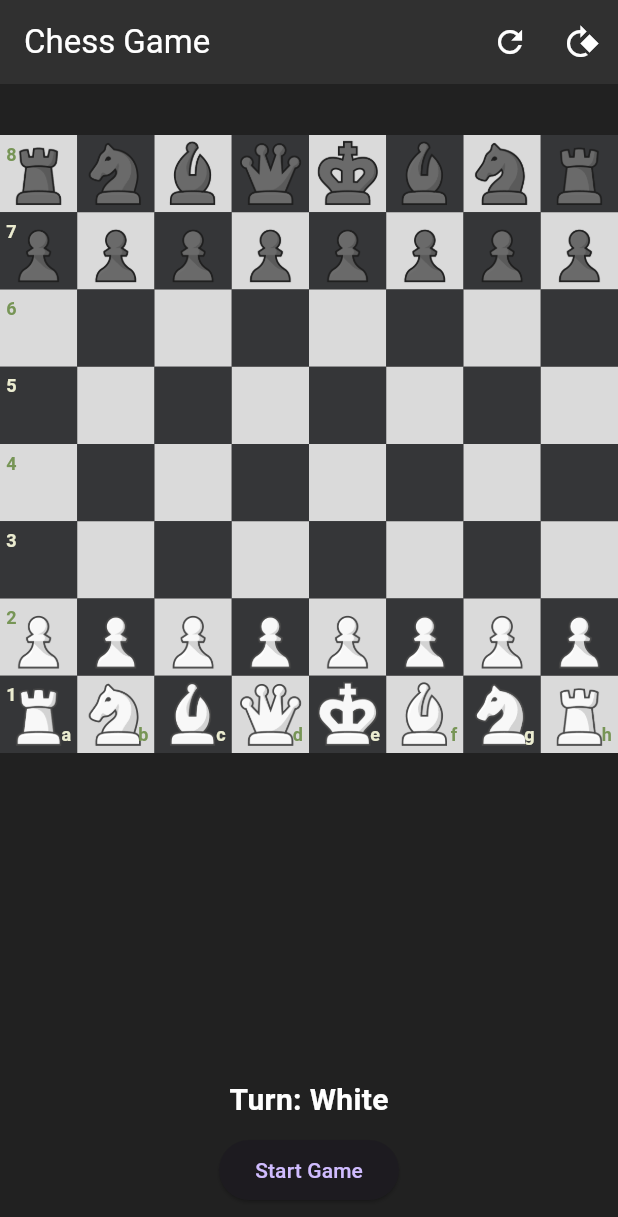
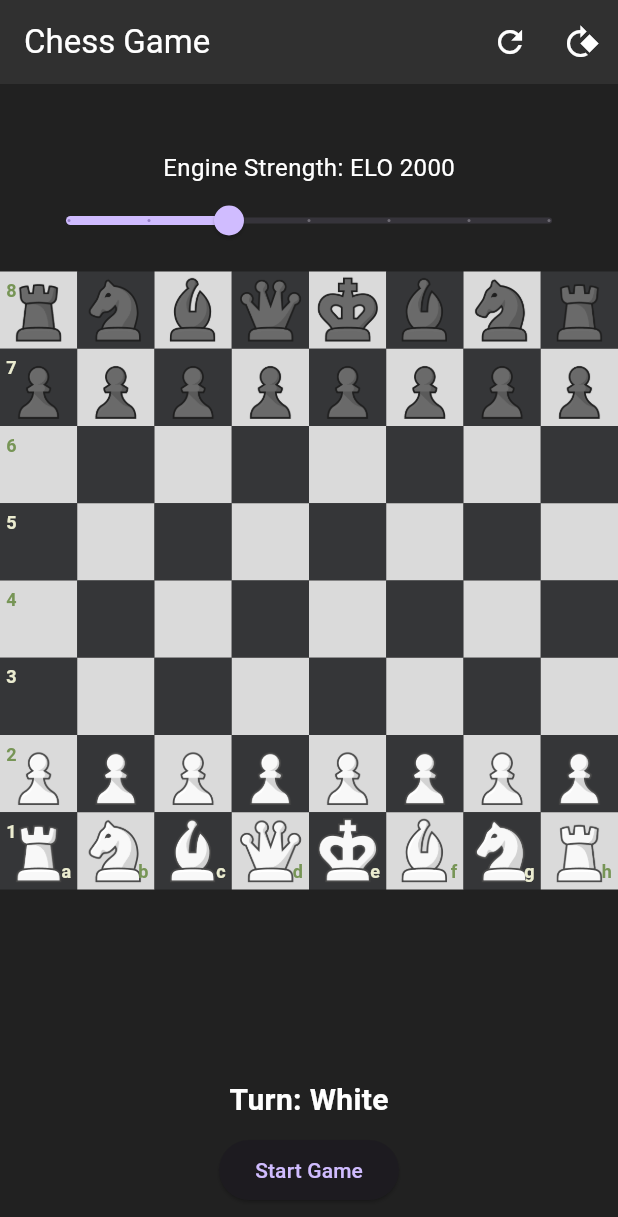
Before and after one commit to GuoruiDai/ai_chess, a Flutter app: the screen it shows after launch, on a phone screen of 412 x 824 dp. Shown: the top 1217 px of the screen. Run offline on Flutter 3.47's test engine with Material 3 defaults, Android fonts, the phone set to English and light mode, and no system bars; missing offline and left inert: stockfish; statements that could not run were skipped.

Commit message:
added engine elo setting

```diff
--- a/lib/game_page.dart
+++ b/lib/game_page.dart
@@ -17,6 +17,7 @@ class _GamePageState extends State<GamePage> {
   List<chess_lib.Move> validMoves = [];
   bool isPlayerAsBlack = false;
   bool gameStarted = false;
+  int _opponentElo = 2000;
   late StockfishEngine stockfishEngine;
   bool isEngineThinking = false;
 
@@ -83,7 +84,7 @@ class _GamePageState extends State<GamePage> {
     if (!isEngineThinking) {
       setState(() => isEngineThinking = true);
       final fen = chess.fen;
-      stockfishEngine.getMove(fen);
+      stockfishEngine.getMove(fen, _opponentElo);
     }
   }
 
@@ -201,6 +202,29 @@ class _GamePageState extends State<GamePage> {
               fontWeight: FontWeight.bold,
             ),
           ),
+          if (!gameStarted) Padding(
+            padding: const EdgeInsets.symmetric(horizontal: 20.0, vertical: 10.0),
+            child: Column(
+              children: [
+                Text(
+                  'Engine Strength: ${_opponentElo == 3600 ? '3600+' : 'ELO $_opponentElo'}',
+                  style: const TextStyle(fontSize: 16),
+                ),
+                Slider(
+                  value: _opponentElo.toDouble(),
+                  min: 1200,
+                  max: 3600,
+                  divisions: 6, // (3600-1200)/400 = 6 steps
+                  label: _opponentElo == 3600 ? '3600' : 'ELO $_opponentElo',
+                  onChanged: (value) {
+                    setState(() {
+                      _opponentElo = value.round();
+                    });
+                  },
+                ),
+              ],
+            ),
+          ),
           Expanded(
             child: AbsorbPointer(
               absorbing: isEngineThinking,
--- a/lib/stockfish_engine.dart
+++ b/lib/stockfish_engine.dart
@@ -27,10 +27,19 @@ class StockfishEngine {
     }
   }
 
-  void getMove(String fen) {
+  void getMove(String fen, int elo) {
     if (!_isReady) return;
+
+    // Set strength before calculating move
+    if (elo >= 3600) {
+      stockfish.stdin = 'setoption name UCI_LimitStrength value false';
+    } else {
+      stockfish.stdin = 'setoption name UCI_LimitStrength value true';
+      stockfish.stdin = 'setoption name UCI_Elo value ${elo.clamp(1320, 3190)}';
+    }
+
     stockfish.stdin = 'position fen $fen';
-    stockfish.stdin = 'go movetime 1000';
+    stockfish.stdin = 'go movetime 2000';
   }
 
   void dispose() {
```
